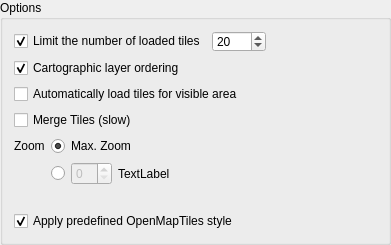
geometalab/Vector-Tiles-Reader-QGIS-Plugin, file ui/options.ui: the form before one commit.
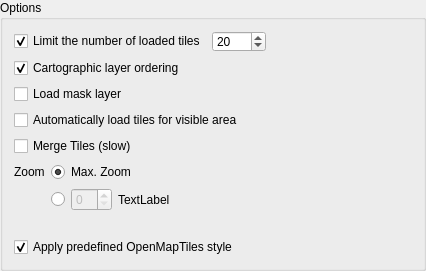
The form after the commit.

Commit message: loading mask layer implemented (works for mbtiles only yet)

Diff of the .ui file:
```diff
--- a/ui/options.ui
+++ b/ui/options.ui
@@ -6,8 +6,8 @@
    <rect>
     <x>0</x>
     <y>0</y>
-    <width>391</width>
-    <height>225</height>
+    <width>426</width>
+    <height>248</height>
    </rect>
   </property>
   <property name="sizePolicy">
@@ -23,27 +23,7 @@
    <string>Options</string>
   </property>
   <layout class="QGridLayout" name="gridLayout">
-   <item row="5" column="1">
-    <widget class="QRadioButton" name="rbZoomMax">
-     <property name="text">
-      <string>Max. Zoom</string>
-     </property>
-     <property name="checked">
-      <bool>true</bool>
-     </property>
-    </widget>
-   </item>
-   <item row="3" column="0" colspan="2">
-    <widget class="QCheckBox" name="chkAutoLoadTiles">
-     <property name="text">
-      <string>Automatically load tiles for visible area</string>
-     </property>
-     <property name="checked">
-      <bool>false</bool>
-     </property>
-    </widget>
-   </item>
-   <item row="8" column="0" colspan="2">
+   <item row="9" column="0" colspan="2">
     <widget class="QCheckBox" name="chkApplyStyles">
      <property name="toolTip">
       <string>Apply a build-in, predefined QGIS style made for OpenMapTiles (instead of random QGIS default style)</string>
@@ -56,22 +36,6 @@
      </property>
     </widget>
    </item>
-   <item row="7" column="0">
-    <spacer name="verticalSpacer">
-     <property name="orientation">
-      <enum>Qt::Vertical</enum>
-     </property>
-     <property name="sizeType">
-      <enum>QSizePolicy::Fixed</enum>
-     </property>
-     <property name="sizeHint" stdset="0">
-      <size>
-       <width>20</width>
-       <height>20</height>
-      </size>
-     </property>
-    </spacer>
-   </item>
    <item row="2" column="0" colspan="2">
     <widget class="QCheckBox" name="chkCartographicOrdering">
      <property name="toolTip">
@@ -85,7 +49,7 @@
      </property>
     </widget>
    </item>
-   <item row="6" column="1">
+   <item row="7" column="1">
     <layout class="QHBoxLayout" name="horizontalLayout">
      <item>
       <widget class="QRadioButton" name="rbZoomManual">
@@ -129,7 +93,7 @@
      </item>
     </layout>
    </item>
-   <item row="5" column="0">
+   <item row="6" column="0">
     <widget class="QLabel" name="label_5">
      <property name="maximumSize">
       <size>
@@ -142,6 +106,42 @@
      </property>
     </widget>
    </item>
+   <item row="6" column="1">
+    <widget class="QRadioButton" name="rbZoomMax">
+     <property name="text">
+      <string>Max. Zoom</string>
+     </property>
+     <property name="checked">
+      <bool>true</bool>
+     </property>
+    </widget>
+   </item>
+   <item row="8" column="0">
+    <spacer name="verticalSpacer">
+     <property name="orientation">
+      <enum>Qt::Vertical</enum>
+     </property>
+     <property name="sizeType">
+      <enum>QSizePolicy::Fixed</enum>
+     </property>
+     <property name="sizeHint" stdset="0">
+      <size>
+       <width>20</width>
+       <height>20</height>
+      </size>
+     </property>
+    </spacer>
+   </item>
+   <item row="4" column="0" colspan="2">
+    <widget class="QCheckBox" name="chkAutoLoadTiles">
+     <property name="text">
+      <string>Automatically load tiles for visible area</string>
+     </property>
+     <property name="checked">
+      <bool>false</bool>
+     </property>
+    </widget>
+   </item>
    <item row="1" column="0" colspan="2">
     <layout class="QGridLayout" name="gridLayout_5" columnstretch="0,0,0">
      <property name="horizontalSpacing">
@@ -194,7 +194,7 @@
      </item>
     </layout>
    </item>
-   <item row="4" column="0" colspan="2">
+   <item row="5" column="0" colspan="2">
     <widget class="QCheckBox" name="chkMergeTiles">
      <property name="text">
       <string>Merge Tiles (slow)</string>
@@ -204,6 +204,13 @@
      </property>
     </widget>
    </item>
+   <item row="3" column="0" colspan="2">
+    <widget class="QCheckBox" name="chkLoadMaskLayer">
+     <property name="text">
+      <string>Load mask layer</string>
+     </property>
+    </widget>
+   </item>
   </layout>
  </widget>
  <resources/>
```
The commit also changes 5 other files.
